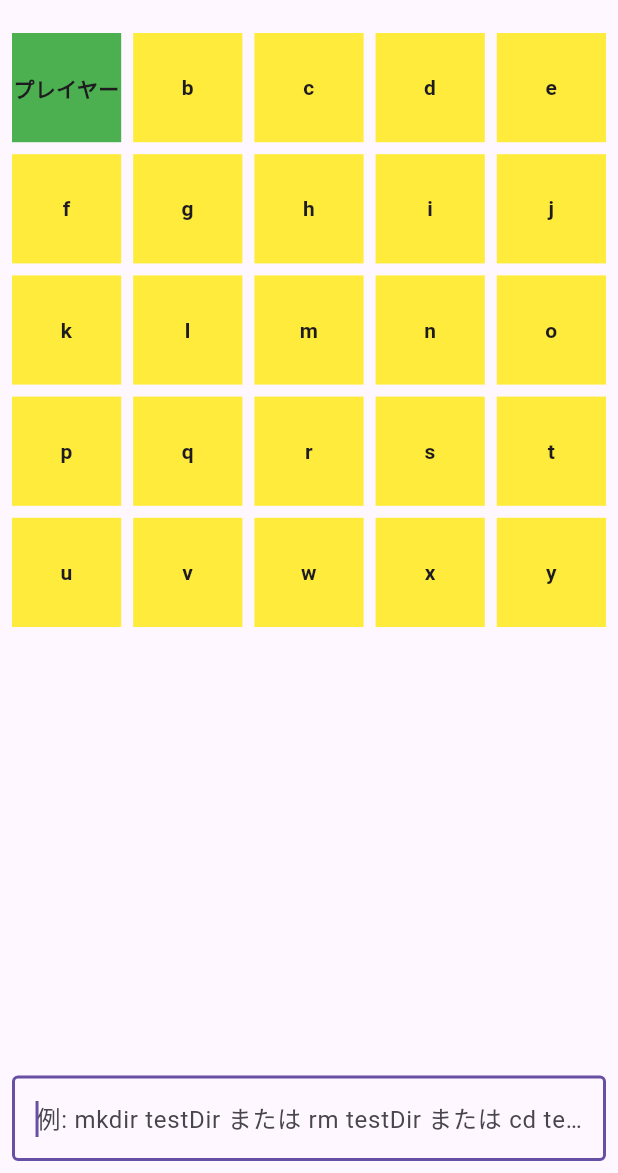
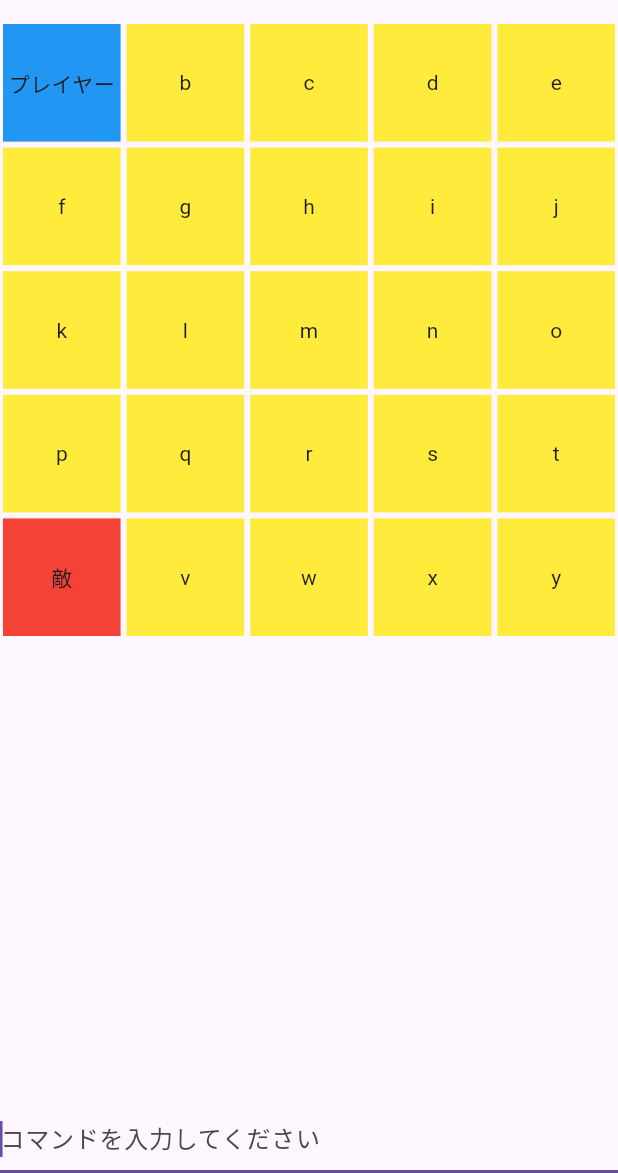
Before and after one commit to icho-plus/command-battle, a Flutter app: the screen it shows after launch, after a tap on "始める", on a phone screen of 412 x 824 dp, the part 63-1236 px from its top. Run offline on Flutter 3.47's test engine with Material 3 defaults, Android fonts, the phone set to English and light mode, and no system bars.

Commit message:
add enemy

```diff
--- a/lib/main.dart
+++ b/lib/main.dart
@@ -1,3 +1,4 @@
+import 'dart:math';
 import 'package:flutter/material.dart';
 
 void main() {
@@ -9,7 +10,7 @@ class MyApp extends StatelessWidget {
   Widget build(BuildContext context) {
     return MaterialApp(
       debugShowCheckedModeBanner: false,
-      home: TitleScreen(), // 初期画面をタイトル画面に設定
+      home: TitleScreen(),
     );
   }
 }
@@ -33,7 +34,6 @@ class TitleScreen extends StatelessWidget {
             SizedBox(height: 40),
             ElevatedButton(
               onPressed: () {
-                // ボタンを押すとゲーム画面に遷移
                 Navigator.push(
                   context,
                   MaterialPageRoute(builder: (context) => MkdirApp()),
@@ -58,52 +58,59 @@ class MkdirApp extends StatefulWidget {
 
 class _MkdirAppState extends State<MkdirApp> {
   final TextEditingController _controller = TextEditingController();
-  final FocusNode _focusNode = FocusNode(); // フォーカスノードを作成
-  final Map<int, String?> _items = {}; // インデックスと名前のマップ
-  int playerPosition = 0; // プレイヤーの位置を保持
-  bool isGameOver = false; // ゲームオーバーフラグ
+  final FocusNode _focusNode = FocusNode();
+  final Map<int, String?> _items = {};
+  int playerPosition = 0;
+  int enemyPosition = 0;
+  bool isGameOver = false;
+  bool isPlayerTurn = true;
+  String gameResult = '';
 
   @override
   void initState() {
     super.initState();
-    _initializeSquares();
-    // アプリ起動時に自動的に入力欄にフォーカスを当てる
+    _initializeGame();
     _focusNode.requestFocus();
   }
 
-  void _initializeSquares() {
-    // ゲームが開始したときに状態をリセット
+  void _initializeGame() {
     setState(() {
       isGameOver = false;
+      isPlayerTurn = true;
+      gameResult = '';
       _items.clear();
-      // a〜y (25文字) を作成
+
+      // 初期の四角形を作成
       List<String> alphabet = List.generate(25, (index) => String.fromCharCode(97 + index));
       for (int i = 0; i < alphabet.length; i++) {
         _items[i] = alphabet[i];
       }
-      // プレイヤーは一番左上の四角形として緑色にする
-      _items[0] = 'プレイヤー';  // プレイヤーの名前
-      playerPosition = 0;  // プレイヤーの位置
+
+      // プレイヤーと敵の初期位置を設定
+      playerPosition = 0; // プレイヤーは左上
+      _items[playerPosition] = 'プレイヤー';
+
+      Random random = Random();
+      do {
+        enemyPosition = random.nextInt(25); // 敵はランダム位置
+      } while (enemyPosition == playerPosition); // プレイヤーの位置と被らないように
+      _items[enemyPosition] = '敵';
     });
   }
 
-  void _handleExecute() {
-    String input = _controller.text.trim();
+  void _handlePlayerCommand(String input) {
+    if (isGameOver || !isPlayerTurn) return;
+
     final mkdirRegex = RegExp(r'^mkdir\s+(.+)$');
     final rmRegex = RegExp(r'^rm\s+(.+)$');
-    final cdRegex = RegExp(r'^cd\s+(.+)$'); // cdコマンド用の正規表現
+    final cdRegex = RegExp(r'^cd\s+(.+)$');
 
     if (mkdirRegex.hasMatch(input)) {
       String dirName = mkdirRegex.firstMatch(input)!.group(1)!;
-
-      // すでに作成済みの名前があるか確認
       if (_items.values.contains(dirName)) {
-        _showErrorDialog(message: 'エラー: すでに "${dirName}" は作成されています。');
-        return;
-      }
-
+        _showErrorDialog(message: 'エラー: "${dirName}" は既に存在しています。');
+      } else {
         setState(() {
-        // 空いている最初のインデックスに追加
           for (int i = 0; i < 100; i++) {
             if (_items[i] == null) {
               _items[i] = dirName;
@@ -111,45 +118,120 @@ class _MkdirAppState extends State<MkdirApp> {
             }
           }
         });
-      _controller.clear();
+      }
     } else if (rmRegex.hasMatch(input)) {
       String dirName = rmRegex.firstMatch(input)!.group(1)!;
-
+      if (_items.values.contains(dirName)) {
         setState(() {
-        // 名前が一致する最初のアイテムを削除
-        for (int i = 0; i < _items.length; i++) {
-          if (_items[i] == dirName) {
-            if (i == playerPosition) {
-              // プレイヤーがいる四角形が削除された場合
-              isGameOver = true;
-            }
-            _items[i] = null;
-            break; // 最初に一致したものを削除したらループを抜ける
-          }
+          int targetIndex = _items.keys.firstWhere((index) => _items[index] == dirName);
+          if (targetIndex == playerPosition) {
+            _endGame('あなたの負け');
+          } else if (targetIndex == enemyPosition) {
+            _endGame('あなたの勝ち');
+          } else {
+            _items[targetIndex] = null;
           }
         });
-      _controller.clear();
+      } else {
+        _showErrorDialog(message: 'エラー: "${dirName}" は存在しません。');
+      }
     } else if (cdRegex.hasMatch(input)) {
       String dirName = cdRegex.firstMatch(input)!.group(1)!;
-
-      // 同じ名前の四角形が存在するか確認
-      bool exists = _items.values.any((name) => name == dirName);
-      if (exists) {
+      if (_items.values.contains(dirName)) {
         setState(() {
-          // プレイヤーを移動させる
           playerPosition = _items.keys.firstWhere((index) => _items[index] == dirName);
         });
-        _controller.clear();
       } else {
         _showErrorDialog(message: 'エラー: "${dirName}" は存在しません。');
       }
     } else {
       _showErrorDialog(
-          message: 'コマンドは以下の形式で入力してください:\n\n1. mkdir [ディレクトリ名]\n2. rm [ディレクトリ名]\n3. cd [ディレクトリ名]');
+          message: 'コマンドは以下の形式で入力してください:\n1. mkdir [名前]\n2. rm [名前]\n3. cd [名前]');
     }
 
-    // 実行後にフォーカスをTextFieldに戻す
-    FocusScope.of(context).requestFocus(_focusNode);
+    _controller.clear();
+    _focusNode.requestFocus();
+
+    // プレイヤーのターンが終了したら敵のターンを開始
+    setState(() {
+      isPlayerTurn = false;
+    });
+    Future.delayed(Duration(seconds: 1), _handleEnemyTurn);
+  }
+
+  void _handleEnemyTurn() {
+    if (isGameOver) return;
+
+    Random random = Random();
+    List<int> availableIndexes = _items.keys.where((index) => _items[index] == null).toList();
+    List<int> removableIndexes = _items.keys
+        .where((index) => index != enemyPosition && _items[index] != null)
+        .toList();
+    List<int> movableIndexes = _items.keys
+        .where((index) => index != playerPosition && _items[index] != null)
+        .toList();
+
+    String? command;
+    int actionType = random.nextInt(3); // 0: mkdir, 1: rm, 2: cd
+
+    switch (actionType) {
+      case 0: // mkdir
+        if (availableIndexes.isNotEmpty) {
+          int targetIndex = availableIndexes[random.nextInt(availableIndexes.length)];
+          String dirName = '敵_${targetIndex}';
+          setState(() {
+            _items[targetIndex] = dirName;
+            command = 'mkdir $dirName';
+          });
+        }
+        break;
+
+      case 1: // rm
+        if (removableIndexes.isNotEmpty) {
+          int targetIndex = removableIndexes[random.nextInt(removableIndexes.length)];
+          String? dirName = _items[targetIndex];
+          setState(() {
+            if (targetIndex == playerPosition) {
+              _endGame('あなたの負け');
+            } else if (targetIndex == enemyPosition) {
+              // 敵が自身の位置を削除しない
+            } else {
+              _items[targetIndex] = null;
+              command = 'rm $dirName';
+            }
+          });
+        }
+        break;
+
+      case 2: // cd
+        if (movableIndexes.isNotEmpty) {
+          int targetIndex = movableIndexes[random.nextInt(movableIndexes.length)];
+          setState(() {
+            enemyPosition = targetIndex;
+            command = 'cd ${_items[targetIndex]}';
+          });
+        }
+        break;
+    }
+
+    // デバッグ: 敵の選択したコマンドを表示
+    if (command != null) {
+      print('敵: $command');
+    }
+
+    // プレイヤーのターンに移行
+    setState(() {
+      isPlayerTurn = true;
+    });
+  }
+
+
+
+  void _endGame(String result) {
+    setState(() {
+      isGameOver = true;
+      gameResult = result;
+    });
   }
 
   void _showErrorDialog({required String message}) {
@@ -168,41 +250,35 @@ class _MkdirAppState extends State<MkdirApp> {
     );
   }
 
-  void _resetGame() {
-    // ゲームをリセット
-    Navigator.pushReplacement(
-      context,
-      MaterialPageRoute(builder: (context) => MkdirApp()),
-    );
-  }
-
   @override
   Widget build(BuildContext context) {
     if (isGameOver) {
-      // ゲームオーバー画面を表示
       return Scaffold(
         appBar: AppBar(
-          title: Text('GAME OVER'),
+          title: Text('Game Over'),
         ),
         body: Center(
           child: Column(
             mainAxisAlignment: MainAxisAlignment.center,
             children: [
               Text(
-                'Game Over',
-                style: TextStyle(fontSize: 40, fontWeight: FontWeight.bold, color: Colors.red),
+                gameResult,
+                style: TextStyle(fontSize: 40, fontWeight: FontWeight.bold),
               ),
               SizedBox(height: 20),
               ElevatedButton(
-                onPressed: _resetGame,
+                onPressed: () => Navigator.pushReplacement(
+                  context,
+                  MaterialPageRoute(builder: (context) => TitleScreen()),
+                ),
                 child: Text('タイトルに戻る'),
               ),
               SizedBox(height: 20),
               ElevatedButton(
-                onPressed: () {
-                  _resetGame();
-                  _initializeSquares();  // 初期化して再開
-                },
+                onPressed: () => Navigator.pushReplacement(
+                  context,
+                  MaterialPageRoute(builder: (context) => MkdirApp()),
+                ),
                 child: Text('もう一度遊ぶ'),
               ),
             ],
@@ -218,52 +294,39 @@ class _MkdirAppState extends State<MkdirApp> {
       body: Column(
         children: [
           Expanded(
-            child: Padding(
-              padding: const EdgeInsets.all(8.0),
             child: GridView.builder(
               gridDelegate: SliverGridDelegateWithFixedCrossAxisCount(
-                  crossAxisCount: 5, // 横5列
-                  crossAxisSpacing: 8.0,
-                  mainAxisSpacing: 8.0,
+                crossAxisCount: 5,
               ),
-                itemCount: _items.length,
+              itemCount: 25,
               itemBuilder: (context, index) {
-                  if (_items.containsKey(index) && _items[index] != null) {
-                    // プレイヤーの位置を反映
-                    Color squareColor = index == playerPosition
-                        ? Colors.green
-                        : Colors.yellow; // プレイヤーの位置は緑色
+                Color squareColor = Colors.grey[300]!;
+                if (index == playerPosition) {
+                  squareColor = Colors.blue; // プレイヤーの色
+                } else if (index == enemyPosition) {
+                  squareColor = Colors.red; // 敵の色
+                } else if (_items[index] != null) {
+                  squareColor = Colors.yellow; // 存在する四角形の色
+                }
+
                 return Container(
+                  margin: EdgeInsets.all(2),
                   color: squareColor,
                   child: Center(
                     child: Text(
-                          _items[index]!,
-                          textAlign: TextAlign.center,
-                          style: TextStyle(fontWeight: FontWeight.bold),
+                      _items[index] ?? '',
+                      style: TextStyle(fontSize: 14),
                     ),
                   ),
                 );
-                  } else {
-                    return Container(); // 空の四角形
-                  }
               },
             ),
           ),
-          ),
-          Padding(
-            padding: const EdgeInsets.all(8.0),
-            child: TextField(
+          TextField(
             controller: _controller,
-              focusNode: _focusNode, // フォーカスノードを指定
-              decoration: InputDecoration(
-                hintText: '例: mkdir testDir または rm testDir または cd testDir',
-                border: OutlineInputBorder(),
-              ),
-              onSubmitted: (input) {
-                // Enterキーが押された時にコマンドを実行
-                _handleExecute();
-              },
-            ),
+            focusNode: _focusNode,
+            decoration: InputDecoration(hintText: 'コマンドを入力してください'),
+            onSubmitted: _handlePlayerCommand,
           ),
         ],
       ),
```
Lines whose indentation alone changed are shown as unchanged.
